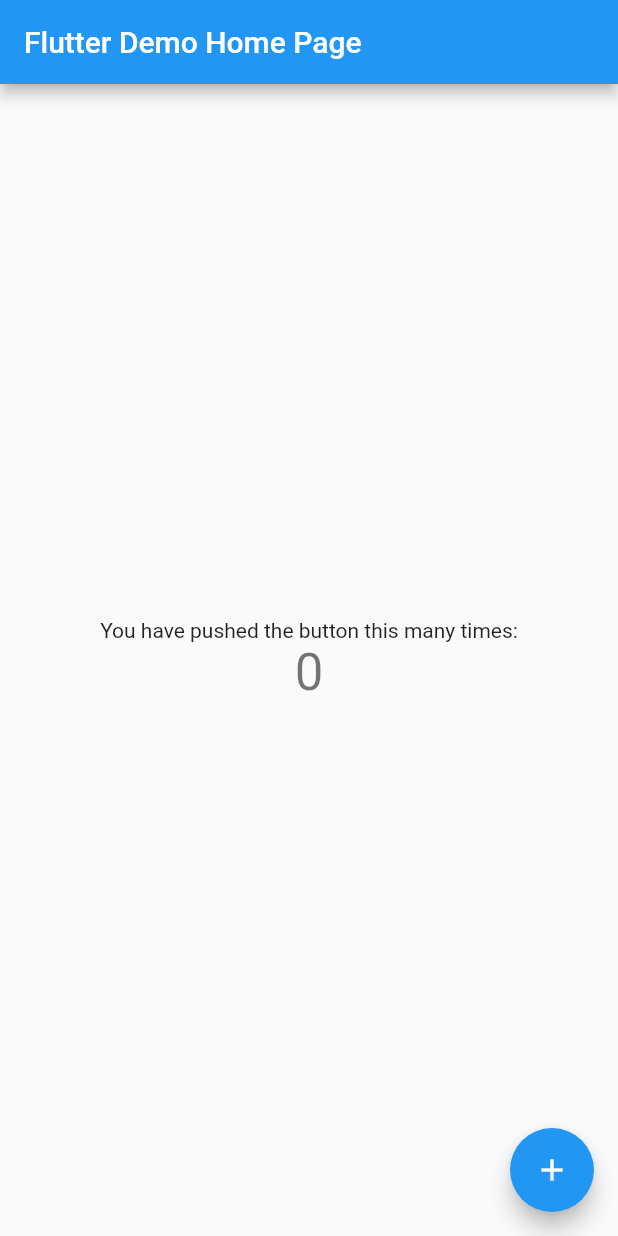
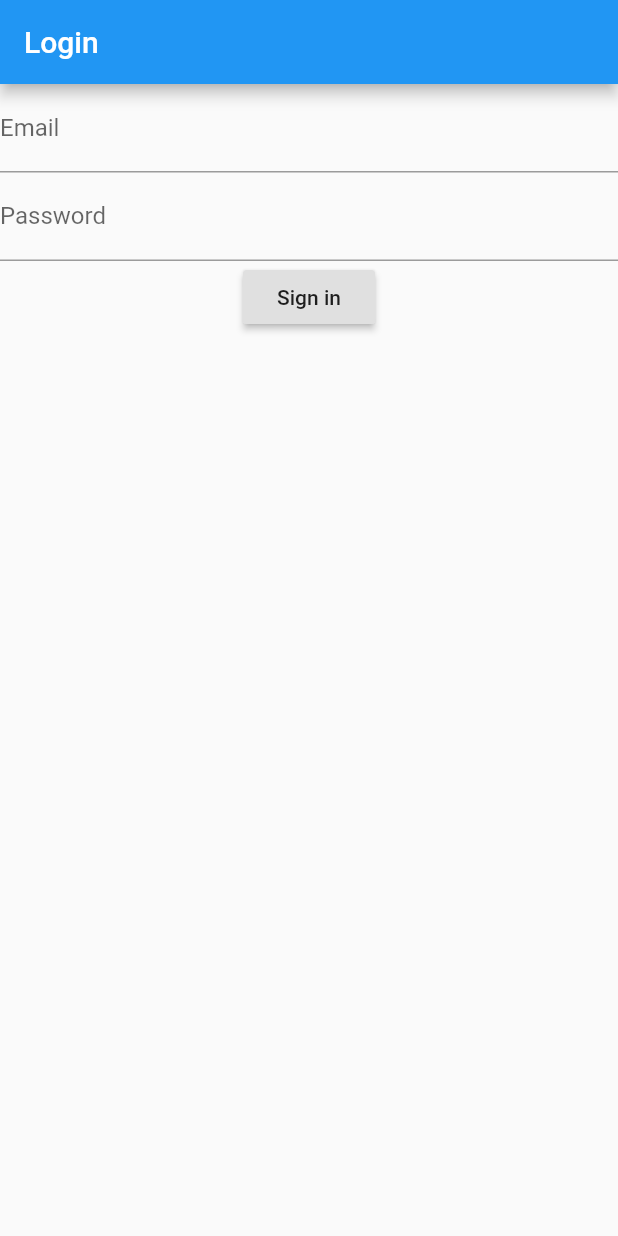
Before and after one commit to siqiang-ng/friendy_Goodetama, a Flutter app: the screen it shows after launch, on a phone screen of 412 x 824 dp. Run offline on Flutter 3.47's test engine with Material 2 defaults, Android fonts, the phone set to English and light mode, and no system bars; our stand-ins replace firebase_auth, firebase_core; missing offline and left inert: dart:ffi; accounts and stored records are empty.

Commit message:
Set up simple login

```diff
--- /dev/null
+++ b/lib/loginPage.dart
@@ -0,0 +1,78 @@
+import 'package:flutter/material.dart';
+import 'package:firebase_auth/firebase_auth.dart';
+import 'package:friendy/homePage/home.dart';
+
+class LoginPage extends StatefulWidget {
+  @override
+  _LoginPageState createState() => new _LoginPageState();
+}
+
+class _LoginPageState extends State<LoginPage> {
+  String _email, _password;
+  final GlobalKey<FormState> _formKey = GlobalKey<FormState>();
+
+  @override
+  Widget build(BuildContext context) {
+    // TODO: implement build
+    return Scaffold(
+      appBar: AppBar(
+        title: Text('Login'),
+      ),
+      body: Form(
+        key: _formKey,
+        child: Column(
+          children: <Widget>[
+            TextFormField(
+              validator: (input) {
+                if (input.isEmpty) {
+                  return 'Please type an email';
+                }
+              },
+              onSaved: (input) {
+                _email = input;
+              },
+              decoration: InputDecoration(
+                labelText: 'Email'
+              ),
+            ),
+            TextFormField(
+              validator: (input) {
+                if (input.length < 6) {
+                  return 'Your password needs to be at least 6 characters';
+                }
+              },
+              onSaved: (input) {
+                _password = input;
+              },
+              decoration: InputDecoration(
+                  labelText: 'Password'
+              ),
+              obscureText: true,
+            ),
+            RaisedButton(
+              onPressed: login,
+              child: Text("Sign in")
+            )
+          ],
+        ),
+      )
+    );
+  }
+
+  Future<void> login() async {
+    final formState = _formKey.currentState;
+    if (formState.validate()) {
+      formState.save();
+      try {
+        UserCredential user = await
+          FirebaseAuth.instance.signInWithEmailAndPassword(
+            email: _email, password: _password);
+        Navigator.push(context, MaterialPageRoute(
+          builder: (context) => HomePage())
+        );
+      } catch (e) {
+        print(e.message);
+      }
+    }
+  }
+}
--- a/lib/main.dart
+++ b/lib/main.dart
@@ -1,113 +1,26 @@
+import 'dart:ffi';
+
 import 'package:flutter/material.dart';
+import 'package:friendy/loginPage.dart';
+import 'package:firebase_core/firebase_core.dart';
+
 
 void main() {
-  runApp(MyApp());
+  runApp(FriendyApp());
 }
 
-class MyApp extends StatelessWidget {
-  // This widget is the root of your application.
-  @override
-  Widget build(BuildContext context) {
-    return MaterialApp(
-      title: 'Flutter Demo',
-      theme: ThemeData(
-        // This is the theme of your application.
-        //
-        // Try running your application with "flutter run". You'll see the
-        // application has a blue toolbar. Then, without quitting the app, try
-        // changing the primarySwatch below to Colors.green and then invoke
-        // "hot reload" (press "r" in the console where you ran "flutter run",
-        // or simply save your changes to "hot reload" in a Flutter IDE).
-        // Notice that the counter didn't reset back to zero; the application
-        // is not restarted.
-        primarySwatch: Colors.blue,
-      ),
-      home: MyHomePage(title: 'Flutter Demo Home Page'),
-    );
-  }
-}
-
-class MyHomePage extends StatefulWidget {
-  MyHomePage({Key key, this.title}) : super(key: key);
-
-  // This widget is the home page of your application. It is stateful, meaning
-  // that it has a State object (defined below) that contains fields that affect
-  // how it looks.
-
-  // This class is the configuration for the state. It holds the values (in this
-  // case the title) provided by the parent (in this case the App widget) and
-  // used by the build method of the State. Fields in a Widget subclass are
-  // always marked "final".
-
-  final String title;
-
-  @override
-  _MyHomePageState createState() => _MyHomePageState();
-}
-
-class _MyHomePageState extends State<MyHomePage> {
-  int _counter = 0;
-
-  void _incrementCounter() {
-    setState(() {
-      // This call to setState tells the Flutter framework that something has
-      // changed in this State, which causes it to rerun the build method below
-      // so that the display can reflect the updated values. If we changed
-      // _counter without calling setState(), then the build method would not be
-      // called again, and so nothing would appear to happen.
-      _counter++;
-    });
+class FriendyApp extends StatelessWidget {
+  void initialize() async {
+    await Firebase.initializeApp();
   }
 
   @override
   Widget build(BuildContext context) {
-    // This method is rerun every time setState is called, for instance as done
-    // by the _incrementCounter method above.
-    //
-    // The Flutter framework has been optimized to make rerunning build methods
-    // fast, so that you can just rebuild anything that needs updating rather
-    // than having to individually change instances of widgets.
-    return Scaffold(
-      appBar: AppBar(
-        // Here we take the value from the MyHomePage object that was created by
-        // the App.build method, and use it to set our appbar title.
-        title: Text(widget.title),
-      ),
-      body: Center(
-        // Center is a layout widget. It takes a single child and positions it
-        // in the middle of the parent.
-        child: Column(
-          // Column is also a layout widget. It takes a list of children and
-          // arranges them vertically. By default, it sizes itself to fit its
-          // children horizontally, and tries to be as tall as its parent.
-          //
-          // Invoke "debug painting" (press "p" in the console, choose the
-          // "Toggle Debug Paint" action from the Flutter Inspector in Android
-          // Studio, or the "Toggle Debug Paint" command in Visual Studio Code)
-          // to see the wireframe for each widget.
-          //
-          // Column has various properties to control how it sizes itself and
-          // how it positions its children. Here we use mainAxisAlignment to
-          // center the children vertically; the main axis here is the vertical
-          // axis because Columns are vertical (the cross axis would be
-          // horizontal).
-          mainAxisAlignment: MainAxisAlignment.center,
-          children: <Widget>[
-            Text(
-              'You have pushed the button this many times:',
-            ),
-            Text(
-              '$_counter',
-              style: Theme.of(context).textTheme.headline4,
-            ),
-          ],
-        ),
-      ),
-      floatingActionButton: FloatingActionButton(
-        onPressed: _incrementCounter,
-        tooltip: 'Increment',
-        child: Icon(Icons.add),
-      ), // This trailing comma makes auto-formatting nicer for build methods.
+    initialize();
+    // TODO: implement build
+    return MaterialApp(
+      title: 'Friendy App',
+      home: LoginPage(),
     );
   }
 }
```
Also changed, not shown: lib/components/background.dart (added, +31 -0 lines), lib/components/topNavbar.dart (added, +39 -0 lines), lib/homePage/home.dart (added, +16 -0 lines), lib/homePage/homeBody.dart (added, +16 -0 lines), lib/style/palette.dart (added, +7 -0 lines), pubspec.yaml (+6 -1 lines), images/friendy_logo.png (added), pubspec.lock, 4 other files.
